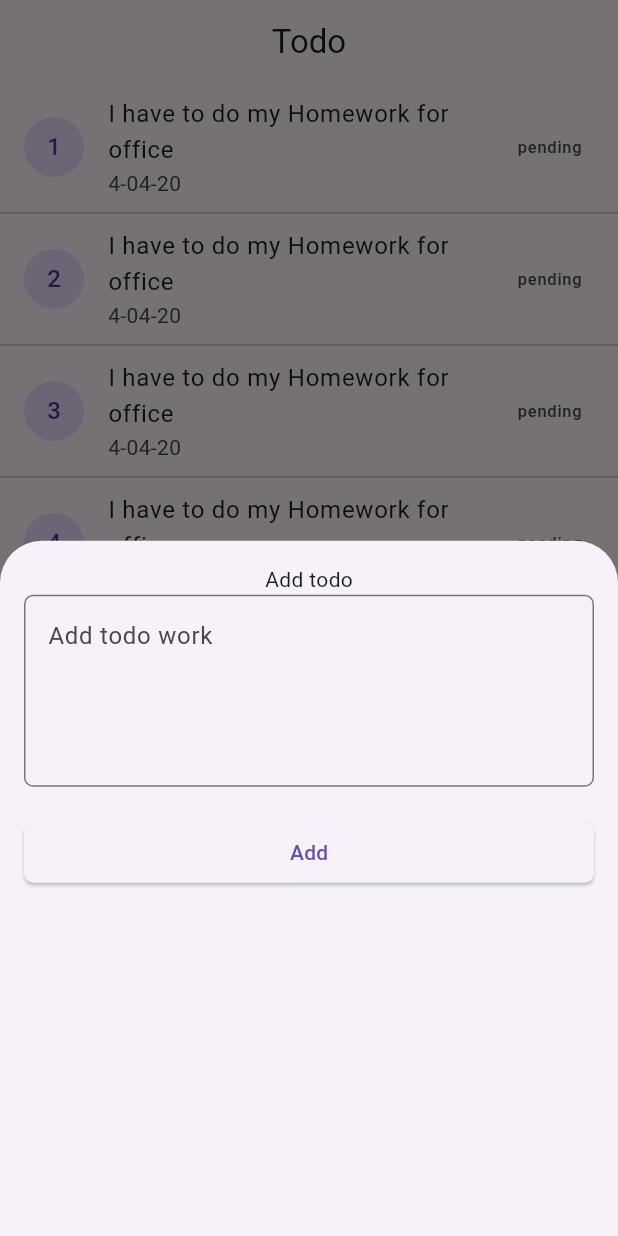
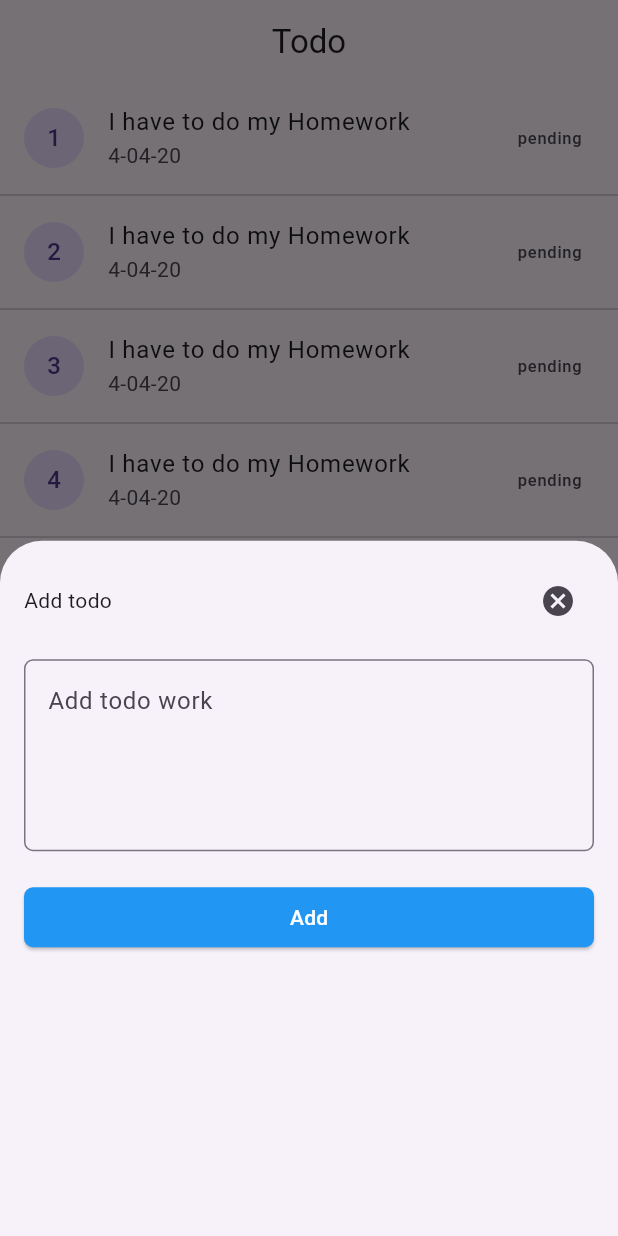
Before and after one commit to Shahin4292/Todo_app, a Flutter app: the screen it shows after launch, after a tap on the "add" icon, on a phone screen of 412 x 824 dp. Run offline on Flutter 3.47's test engine with Material 3 defaults, Android fonts, the phone set to English and light mode, and no system bars.

Commit message:
commit update

```diff
--- a/lib/homeScreen/home_screen.dart
+++ b/lib/homeScreen/home_screen.dart
@@ -24,7 +24,19 @@ class _HomeScreenState extends State<HomeScreen> {
                   padding: const EdgeInsets.all(16.0),
                   child: Column(
                     children: [
-                      const Text("Add todo"),
+                      Row(
+                        mainAxisAlignment: MainAxisAlignment.spaceBetween,
+                        crossAxisAlignment: CrossAxisAlignment.center,
+                        children: [
+                          const Text("Add todo"),
+                          IconButton(onPressed: () {
+                            Navigator.pop(context);
+                          }, icon: const Icon(Icons.cancel))
+                        ],
+                      ),
+                      const SizedBox(
+                        height: 15,
+                      ),
                       TextFormField(
                         maxLines: 4,
                         decoration: const InputDecoration(
@@ -38,14 +50,22 @@ class _HomeScreenState extends State<HomeScreen> {
                           ),
                         ),
                       ),
-                      const SizedBox(height: 20,),
+                      const SizedBox(
+                        height: 20,
+                      ),
                       ElevatedButton(
                         style: ElevatedButton.styleFrom(
-                          shape: RoundedRectangleBorder(borderRadius: BorderRadius.circular(6),),
-                          fixedSize: Size(MediaQuery.sizeOf(context).width, 30)
+                            backgroundColor: Colors.blue,
+                            shape: RoundedRectangleBorder(
+                                borderRadius: BorderRadius.circular(6),
+                                side: BorderSide.none),
+                            fixedSize:
+                                Size(MediaQuery.sizeOf(context).width, 30)),
+                        onPressed: () {},
+                        child: const Text(
+                          "Add",
+                          style: TextStyle(color: Colors.white),
                         ),
-                        onPressed: () {},
-                        child: const Text("Add"),
                       ),
                     ],
                   ),
@@ -57,7 +77,31 @@ class _HomeScreenState extends State<HomeScreen> {
       body: ListView.separated(
         itemCount: 10,
         itemBuilder: (context, index) => (ListTile(
-          title: const Text("I have to do my Homework for office"),
+          onTap: () {
+            showDialog(
+                context: context,
+                builder: (context) {
+                  return AlertDialog(
+                    title: const Text("Action"),
+                    actions: [
+                      ListTile(
+                        leading: const Icon(Icons.edit),
+                        title: const Text("Edit"),
+                        onTap: () {},
+                      ),
+                      const Divider(
+                        height: 0,
+                      ),
+                      ListTile(
+                        leading: const Icon(Icons.delete),
+                        title: const Text("Delete"),
+                        onTap: () {},
+                      )
+                    ],
+                  );
+                });
+          },
+          title: const Text("I have to do my Homework"),
           subtitle: const Text("4-04-20"),
           trailing: const Text("pending"),
           leading: CircleAvatar(
```
